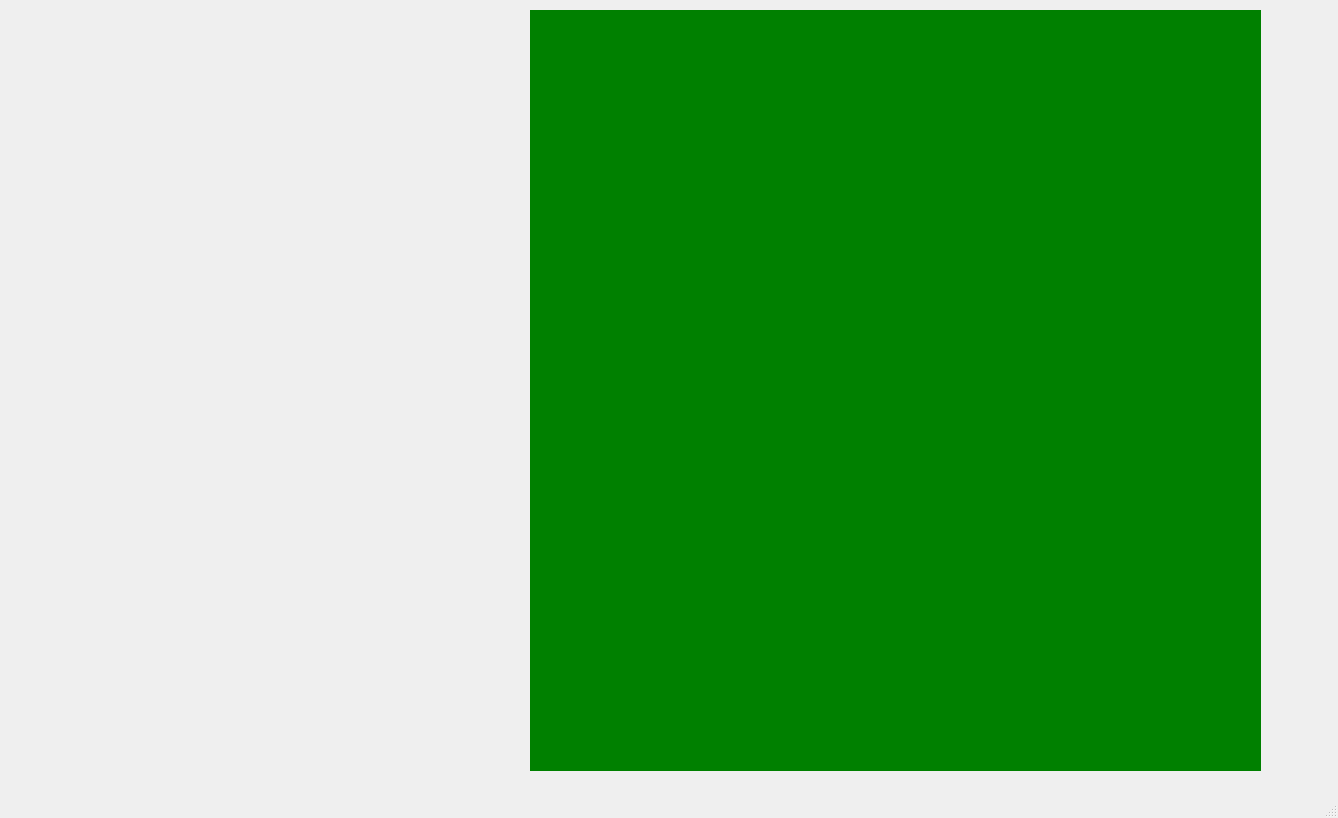
The window that try/main.ui (lin22807590/swap_ui) describes before a commit, drawn with Qt 5.
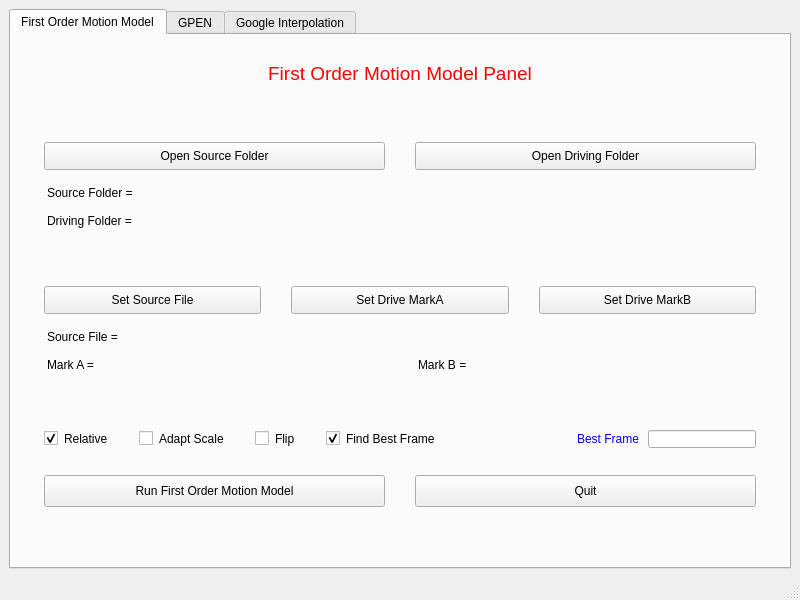
The same window after the commit.

```diff
--- a/try/main.ui
+++ b/try/main.ui
@@ -6,30 +6,474 @@
    <rect>
     <x>0</x>
     <y>0</y>
-    <width>1338</width>
-    <height>818</height>
+    <width>800</width>
+    <height>600</height>
    </rect>
   </property>
   <property name="windowTitle">
    <string>MainWindow</string>
   </property>
   <widget class="QWidget" name="centralwidget">
-   <widget class="QWidget" name="rwidget" native="true">
-    <property name="geometry">
-     <rect>
-      <x>530</x>
-      <y>10</y>
-      <width>731</width>
-      <height>761</height>
-     </rect>
-    </property>
-    <property name="autoFillBackground">
-     <bool>false</bool>
-    </property>
-    <property name="styleSheet">
-     <string notr="true">background: green</string>
-    </property>
-   </widget>
+   <property name="styleSheet">
+    <string notr="true">margin: 0 12px;</string>
+   </property>
+   <layout class="QVBoxLayout" name="verticalLayout">
+    <item>
+     <widget class="QTabWidget" name="tabWidget">
+      <property name="currentIndex">
+       <number>0</number>
+      </property>
+      <widget class="QWidget" name="tabFirst">
+       <attribute name="title">
+        <string>First Order Motion Model</string>
+       </attribute>
+       <layout class="QGridLayout" name="gridLayout">
+        <item row="11" column="0">
+         <layout class="QHBoxLayout" name="horizontalLayout_5">
+          <item>
+           <widget class="QPushButton" name="bRunFirst">
+            <property name="minimumSize">
+             <size>
+              <width>0</width>
+              <height>0</height>
+             </size>
+            </property>
+            <property name="styleSheet">
+             <string notr="true">margin-top: 20px; padding: 8px</string>
+            </property>
+            <property name="text">
+             <string>Run First Order Motion Model</string>
+            </property>
+           </widget>
+          </item>
+          <item>
+           <widget class="QPushButton" name="bQuit">
+            <property name="styleSheet">
+             <string notr="true">margin-top: 20px; padding: 8px</string>
+            </property>
+            <property name="text">
+             <string>Quit</string>
+            </property>
+           </widget>
+          </item>
+         </layout>
+        </item>
+        <item row="2" column="0">
+         <layout class="QHBoxLayout" name="horizontalLayout">
+          <item>
+           <widget class="QPushButton" name="bSrcFolder">
+            <property name="sizePolicy">
+             <sizepolicy hsizetype="Minimum" vsizetype="Preferred">
+              <horstretch>0</horstretch>
+              <verstretch>0</verstretch>
+             </sizepolicy>
+            </property>
+            <property name="minimumSize">
+             <size>
+              <width>0</width>
+              <height>28</height>
+             </size>
+            </property>
+            <property name="text">
+             <string>Open Source Folder</string>
+            </property>
+           </widget>
+          </item>
+          <item>
+           <widget class="QPushButton" name="bDriveFolder">
+            <property name="sizePolicy">
+             <sizepolicy hsizetype="Minimum" vsizetype="Preferred">
+              <horstretch>0</horstretch>
+              <verstretch>0</verstretch>
+             </sizepolicy>
+            </property>
+            <property name="minimumSize">
+             <size>
+              <width>0</width>
+              <height>28</height>
+             </size>
+            </property>
+            <property name="text">
+             <string>Open Driving Folder</string>
+            </property>
+           </widget>
+          </item>
+         </layout>
+        </item>
+        <item row="3" column="0">
+         <widget class="QLabel" name="tSrcFolder">
+          <property name="maximumSize">
+           <size>
+            <width>16777215</width>
+            <height>48</height>
+           </size>
+          </property>
+          <property name="styleSheet">
+           <string notr="true">margin-top: 10px; margin-bottom: 8px</string>
+          </property>
+          <property name="text">
+           <string>Source Folder = </string>
+          </property>
+          <property name="margin">
+           <number>0</number>
+          </property>
+         </widget>
+        </item>
+        <item row="6" column="0">
+         <layout class="QHBoxLayout" name="horizontalLayout_2">
+          <item>
+           <widget class="QPushButton" name="bSetSource">
+            <property name="minimumSize">
+             <size>
+              <width>0</width>
+              <height>28</height>
+             </size>
+            </property>
+            <property name="text">
+             <string>Set Source File</string>
+            </property>
+           </widget>
+          </item>
+          <item>
+           <widget class="QPushButton" name="bSetDriveA">
+            <property name="minimumSize">
+             <size>
+              <width>0</width>
+              <height>28</height>
+             </size>
+            </property>
+            <property name="text">
+             <string>Set Drive MarkA</string>
+            </property>
+           </widget>
+          </item>
+          <item>
+           <widget class="QPushButton" name="bSetDriveB">
+            <property name="minimumSize">
+             <size>
+              <width>0</width>
+              <height>28</height>
+             </size>
+            </property>
+            <property name="text">
+             <string>Set Drive MarkB</string>
+            </property>
+           </widget>
+          </item>
+         </layout>
+        </item>
+        <item row="14" column="0">
+         <spacer name="verticalSpacer_4">
+          <property name="orientation">
+           <enum>Qt::Vertical</enum>
+          </property>
+          <property name="sizeHint" stdset="0">
+           <size>
+            <width>20</width>
+            <height>40</height>
+           </size>
+          </property>
+         </spacer>
+        </item>
+        <item row="4" column="0">
+         <widget class="QLabel" name="tDriveFolder">
+          <property name="maximumSize">
+           <size>
+            <width>16777215</width>
+            <height>24</height>
+           </size>
+          </property>
+          <property name="text">
+           <string>Driving Folder =</string>
+          </property>
+         </widget>
+        </item>
+        <item row="1" column="0">
+         <spacer name="verticalSpacer_3">
+          <property name="orientation">
+           <enum>Qt::Vertical</enum>
+          </property>
+          <property name="sizeHint" stdset="0">
+           <size>
+            <width>20</width>
+            <height>40</height>
+           </size>
+          </property>
+         </spacer>
+        </item>
+        <item row="7" column="0">
+         <widget class="QLabel" name="tSrcFile">
+          <property name="maximumSize">
+           <size>
+            <width>16777215</width>
+            <height>48</height>
+           </size>
+          </property>
+          <property name="styleSheet">
+           <string notr="true">margin-top: 10px;  margin-bottom: 8px</string>
+          </property>
+          <property name="text">
+           <string>Source File =</string>
+          </property>
+         </widget>
+        </item>
+        <item row="9" column="0">
+         <spacer name="verticalSpacer_2">
+          <property name="orientation">
+           <enum>Qt::Vertical</enum>
+          </property>
+          <property name="sizeHint" stdset="0">
+           <size>
+            <width>20</width>
+            <height>40</height>
+           </size>
+          </property>
+         </spacer>
+        </item>
+        <item row="8" column="0">
+         <layout class="QHBoxLayout" name="horizontalLayout_3">
+          <item>
+           <widget class="QLabel" name="tMarkA">
+            <property name="maximumSize">
+             <size>
+              <width>16777215</width>
+              <height>24</height>
+             </size>
+            </property>
+            <property name="text">
+             <string>Mark A =</string>
+            </property>
+           </widget>
+          </item>
+          <item>
+           <widget class="QLabel" name="tMarkB">
+            <property name="maximumSize">
+             <size>
+              <width>16777215</width>
+              <height>24</height>
+             </size>
+            </property>
+            <property name="text">
+             <string>Mark B =</string>
+            </property>
+           </widget>
+          </item>
+         </layout>
+        </item>
+        <item row="0" column="0">
+         <widget class="QLabel" name="label_2">
+          <property name="styleSheet">
+           <string notr="true">margin-top: 18px; color: red; font-size: 14pt;</string>
+          </property>
+          <property name="text">
+           <string>First Order Motion Model Panel</string>
+          </property>
+          <property name="alignment">
+           <set>Qt::AlignCenter</set>
+          </property>
+         </widget>
+        </item>
+        <item row="5" column="0">
+         <spacer name="verticalSpacer">
+          <property name="orientation">
+           <enum>Qt::Vertical</enum>
+          </property>
+          <property name="sizeHint" stdset="0">
+           <size>
+            <width>20</width>
+            <height>40</height>
+           </size>
+          </property>
+         </spacer>
+        </item>
+        <item row="10" column="0">
+         <layout class="QHBoxLayout" name="horizontalLayout_4">
+          <item>
+           <widget class="QCheckBox" name="cRelative">
+            <property name="text">
+             <string>Relative</string>
+            </property>
+            <property name="checked">
+             <bool>true</bool>
+            </property>
+           </widget>
+          </item>
+          <item>
+           <widget class="QCheckBox" name="cAdapt">
+            <property name="text">
+             <string>Adapt Scale</string>
+            </property>
+           </widget>
+          </item>
+          <item>
+           <widget class="QCheckBox" name="cFlip">
+            <property name="text">
+             <string>Flip</string>
+            </property>
+           </widget>
+          </item>
+          <item>
+           <widget class="QCheckBox" name="cFindBest">
+            <property name="text">
+             <string>Find Best Frame</string>
+            </property>
+            <property name="checked">
+             <bool>true</bool>
+            </property>
+           </widget>
+          </item>
+          <item>
+           <spacer name="horizontalSpacer">
+            <property name="orientation">
+             <enum>Qt::Horizontal</enum>
+            </property>
+            <property name="sizeHint" stdset="0">
+             <size>
+              <width>40</width>
+              <height>20</height>
+             </size>
+            </property>
+           </spacer>
+          </item>
+          <item>
+           <widget class="QLabel" name="label">
+            <property name="maximumSize">
+             <size>
+              <width>16777215</width>
+              <height>20</height>
+             </size>
+            </property>
+            <property name="styleSheet">
+             <string notr="true">color: blue; margin-right: 0; padding-right: 0;</string>
+            </property>
+            <property name="text">
+             <string>Best Frame</string>
+            </property>
+           </widget>
+          </item>
+          <item>
+           <widget class="QLineEdit" name="eBestFrame">
+            <property name="styleSheet">
+             <string notr="true">padding-left:0; margin-left:0</string>
+            </property>
+           </widget>
+          </item>
+         </layout>
+        </item>
+       </layout>
+      </widget>
+      <widget class="QWidget" name="tab_2">
+       <attribute name="title">
+        <string>GPEN</string>
+       </attribute>
+       <layout class="QVBoxLayout" name="verticalLayout_2">
+        <item>
+         <widget class="QLabel" name="label_3">
+          <property name="styleSheet">
+           <string notr="true">margin-top: 18px; color: blue; font-size: 14pt;</string>
+          </property>
+          <property name="text">
+           <string>GPEN</string>
+          </property>
+          <property name="alignment">
+           <set>Qt::AlignCenter</set>
+          </property>
+         </widget>
+        </item>
+        <item>
+         <spacer name="verticalSpacer_6">
+          <property name="orientation">
+           <enum>Qt::Vertical</enum>
+          </property>
+          <property name="sizeHint" stdset="0">
+           <size>
+            <width>20</width>
+            <height>40</height>
+           </size>
+          </property>
+         </spacer>
+        </item>
+        <item>
+         <layout class="QHBoxLayout" name="horizontalLayout_6">
+          <item>
+           <widget class="QPushButton" name="bSrcFolder_2">
+            <property name="sizePolicy">
+             <sizepolicy hsizetype="Minimum" vsizetype="Preferred">
+              <horstretch>0</horstretch>
+              <verstretch>0</verstretch>
+             </sizepolicy>
+            </property>
+            <property name="minimumSize">
+             <size>
+              <width>0</width>
+              <height>28</height>
+             </size>
+            </property>
+            <property name="text">
+             <string>Open Source Folder</string>
+            </property>
+           </widget>
+          </item>
+          <item>
+           <widget class="QPushButton" name="bDriveFolder_2">
+            <property name="sizePolicy">
+             <sizepolicy hsizetype="Minimum" vsizetype="Preferred">
+              <horstretch>0</horstretch>
+              <verstretch>0</verstretch>
+             </sizepolicy>
+            </property>
+            <property name="minimumSize">
+             <size>
+              <width>0</width>
+              <height>28</height>
+             </size>
+            </property>
+            <property name="text">
+             <string>Open Driving Folder</string>
+            </property>
+           </widget>
+          </item>
+         </layout>
+        </item>
+        <item>
+         <spacer name="verticalSpacer_5">
+          <property name="orientation">
+           <enum>Qt::Vertical</enum>
+          </property>
+          <property name="sizeHint" stdset="0">
+           <size>
+            <width>20</width>
+            <height>40</height>
+           </size>
+          </property>
+         </spacer>
+        </item>
+        <item>
+         <widget class="QPushButton" name="bRunFirst_2">
+          <property name="minimumSize">
+           <size>
+            <width>0</width>
+            <height>0</height>
+           </size>
+          </property>
+          <property name="styleSheet">
+           <string notr="true">margin-top: 20px; padding: 8px</string>
+          </property>
+          <property name="text">
+           <string>Run First Order Motion Model</string>
+          </property>
+         </widget>
+        </item>
+       </layout>
+      </widget>
+      <widget class="QWidget" name="tab">
+       <attribute name="title">
+        <string>Google Interpolation</string>
+       </attribute>
+      </widget>
+     </widget>
+    </item>
+   </layout>
   </widget>
   <widget class="QMenuBar" name="menubar">
    <property name="geometry">
```
Left out of the diff: 4 changed lines with no effect on the pictures.
